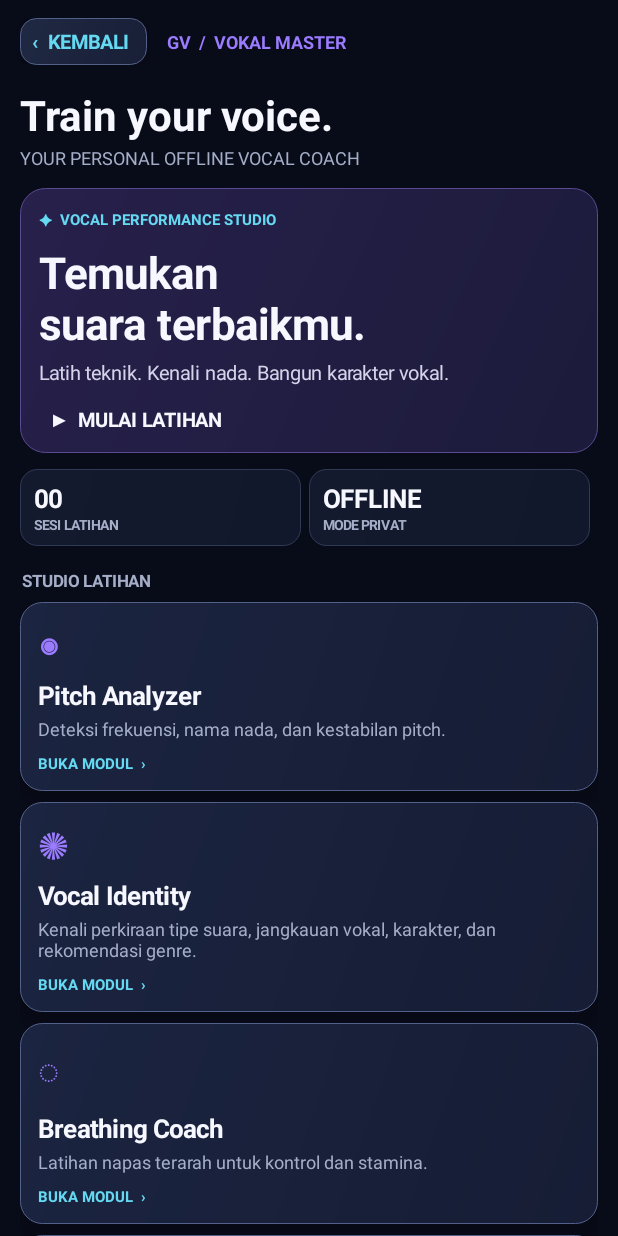
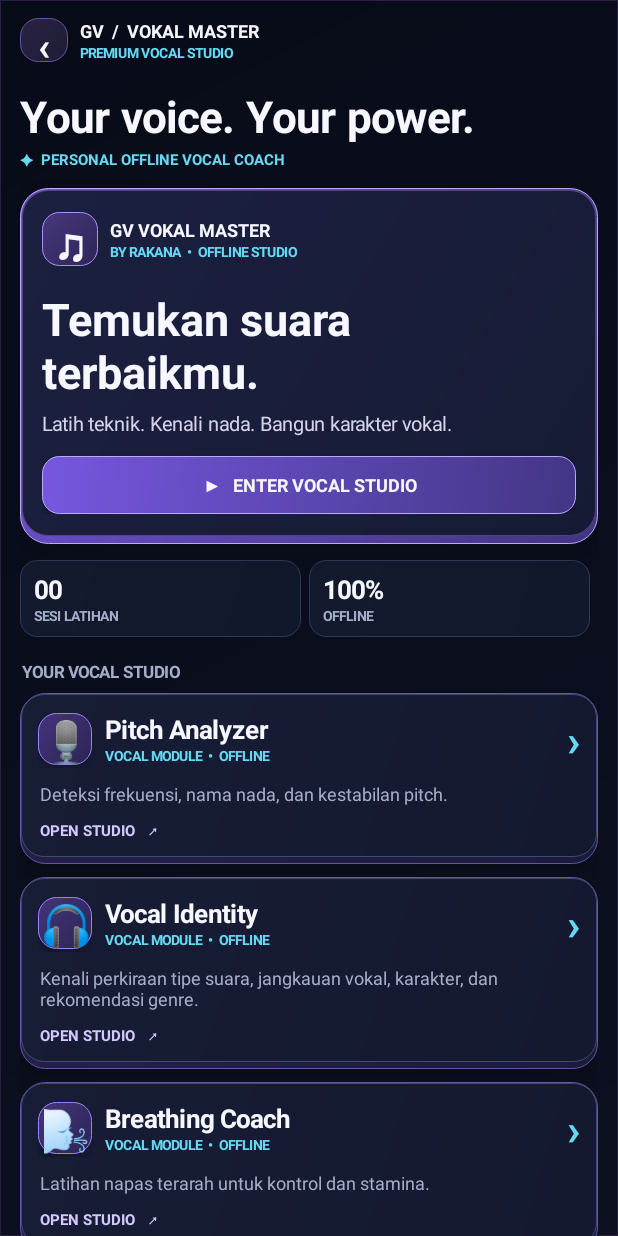
Before and after one commit to akiura1303/vocal-master-offline, an Android app: the screen it shows after launch (MainActivity), on a phone screen of 412 x 824 dp. Run offline under Robolectric (Android 15) with nearby library versions, the phone set to English and light mode, and no system bars.

Commit message:
Redesign all screens with premium layered 3D music studio interface

```diff
--- a/app/src/main/java/id/vocalmaster/offline/MainActivity.java
+++ b/app/src/main/java/id/vocalmaster/offline/MainActivity.java
@@ -31,28 +31,79 @@ public class MainActivity extends Activity {
     private TextView txt(String s,int size,int color,boolean bold){TextView t=new TextView(this);t.setText(s);t.setTextSize(size);t.setTextColor(color);if(bold)t.setTypeface(Typeface.DEFAULT,Typeface.BOLD);return t;}
     private LinearLayout col(){LinearLayout l=new LinearLayout(this);l.setOrientation(1);return l;}
     private void startPage(String title,String eyebrow){
-        stopMic(); onHome=false; backAction=()->home(); page=col();page.setBackgroundColor(bg);ScrollView sc=new ScrollView(this);sc.setFillViewport(true);body=col();body.setPadding(20,18,20,28);sc.addView(body);page.addView(sc);setContentView(page);
-        LinearLayout nav=new LinearLayout(this);nav.setGravity(Gravity.CENTER_VERTICAL);nav.setPadding(0,0,0,12); TextView back=txt("‹  KEMBALI",13,cyan,true);back.setPadding(12,10,18,10);back.setBackground(shape(0xFF202943,16,0xFF53618A));back.setElevation(7);back.setOnClickListener(v->goBack());nav.addView(back);TextView brand=txt("     GV  /  VOKAL MASTER",12,purple,true);nav.addView(brand);body.addView(nav);
-        TextView head=txt(title,28,white,true);head.setPadding(0,9,0,2);body.addView(head);
-        TextView sub=txt(eyebrow,12,muted,false);sub.setPadding(0,0,0,18);body.addView(sub);
+        stopMic(); onHome=false; backAction=()->home();
+        page=col(); page.setBackground(shape(bg,0,0xFF292044));
+        ScrollView sc=new ScrollView(this); sc.setFillViewport(true);
+        body=col(); body.setPadding(20,18,20,30); sc.addView(body); page.addView(sc); setContentView(page);
+        LinearLayout nav=new LinearLayout(this); nav.setGravity(Gravity.CENTER_VERTICAL); nav.setPadding(0,0,0,16);
+        TextView back=txt("‹",26,white,true); back.setGravity(Gravity.CENTER); back.setBackground(shape(0xFF292342,18,0xFF6555A0)); back.setElevation(10);
+        LinearLayout.LayoutParams bp=new LinearLayout.LayoutParams(48,44); bp.rightMargin=12; nav.addView(back,bp); back.setOnClickListener(v->goBack());
+        LinearLayout brandBox=col(); brandBox.addView(txt("GV  /  VOKAL MASTER",12,white,true)); brandBox.addView(txt("PREMIUM VOCAL STUDIO",9,cyan,true)); nav.addView(brandBox);
+        body.addView(nav);
+        TextView head=txt(title,29,white,true); head.setPadding(0,9,0,3); body.addView(head);
+        TextView sub=txt("✦  "+eyebrow,10,cyan,true); sub.setPadding(0,0,0,18); body.addView(sub);
     }
-    private void label(String s){TextView t=txt(s.toUpperCase(Locale.ROOT),11,muted,true);t.setPadding(2,16,2,10);body.addView(t);}
+        private void label(String s){TextView t=txt(s.toUpperCase(Locale.ROOT),11,muted,true);t.setPadding(2,16,2,10);body.addView(t);}
+    private String moduleIcon(String title,String fallback){
+        String t=title.toLowerCase(Locale.ROOT);
+        if(t.contains("pitch")||t.contains("deteksi"))return "🎙";
+        if(t.contains("identity")||t.contains("profile"))return "🎧";
+        if(t.contains("breath"))return "🌬";
+        if(t.contains("warm"))return "✨";
+        if(t.contains("piano")||t.contains("nada"))return "🎹";
+        if(t.contains("range")||t.contains("rentang"))return "🎼";
+        if(t.contains("academy")||t.contains("postur")||t.contains("humming")||t.contains("voice")||t.contains("vibrato")||t.contains("lip"))return "🎵";
+        return "♫";
+    }
     private void card(String icon,String title,String desc,Runnable run){
-        LinearLayout c=col();c.setPadding(18,17,18,17);c.setBackground(shape(0xFF1B2440,22,0xFF53618A));c.setElevation(9f);
-        TextView ic=txt(icon,24,purple,true);c.addView(ic);TextView h=txt(title,17,white,true);h.setPadding(0,9,0,4);c.addView(h);c.addView(txt(desc,12,muted,false)); TextView hint=txt("BUKA MODUL  ›",10,cyan,true);hint.setPadding(0,12,0,0);c.addView(hint);
-        c.setOnClickListener(v->run.run());LinearLayout.LayoutParams p=new LinearLayout.LayoutParams(-1,-2);p.bottomMargin=11;body.addView(c,p);
+        LinearLayout shell=col(); shell.setPadding(1,1,1,7);
+        shell.setBackground(shape(0xFF26204A,25,0xFF6554A8)); shell.setElevation(12f);
+        LinearLayout c=col(); c.setPadding(17,16,17,16); c.setBackground(shape(0xFF171D35,23,0xFF414B73)); shell.addView(c);
+        LinearLayout top=new LinearLayout(this); top.setGravity(Gravity.CENTER_VERTICAL);
+        TextView ic=txt(moduleIcon(title,icon),27,white,true); ic.setGravity(Gravity.CENTER);
+        ic.setBackground(shape(0xFF45347C,18,0xFF9C83FF)); ic.setElevation(8f);
+        LinearLayout.LayoutParams ip=new LinearLayout.LayoutParams(54,52); ip.rightMargin=13; top.addView(ic,ip);
+        LinearLayout titleCol=col(); titleCol.addView(txt(title,17,white,true)); titleCol.addView(txt("VOCAL MODULE  •  OFFLINE",9,cyan,true));
+        top.addView(titleCol,new LinearLayout.LayoutParams(0,-2,1));
+        TextView arrow=txt("›",29,cyan,true); top.addView(arrow); c.addView(top);
+        TextView detail=txt(desc,12,muted,false); detail.setPadding(2,13,2,8); c.addView(detail);
+        TextView hint=txt("OPEN STUDIO   ↗",10,0xFFD4C8FF,true); hint.setPadding(2,5,0,0); c.addView(hint);
+        shell.setOnClickListener(v->{shell.animate().translationY(-3).setDuration(90).withEndAction(()->{shell.animate().translationY(0).setDuration(120);run.run();}).start();});
+        LinearLayout.LayoutParams p=new LinearLayout.LayoutParams(-1,-2); p.bottomMargin=13; body.addView(shell,p);
     }
-    private void action(String s,Runnable r){TextView b=txt(s,14,white,true);b.setGravity(Gravity.CENTER);b.setPadding(15,15,15,15);b.setBackground(shape(0xFF7656D8,18,0xFFC2B2FF));b.setElevation(8f);LinearLayout.LayoutParams p=new LinearLayout.LayoutParams(-1,-2);p.bottomMargin=10;body.addView(b,p);b.setOnClickListener(v->r.run());}
-    private void home(){
-        onHome=true;backAction=null; startPage("Train your voice.","YOUR PERSONAL OFFLINE VOCAL COACH"); onHome=true; backAction=null;
-        LinearLayout hero=col();hero.setPadding(19,20,19,20);hero.setBackground(shape(0xFF27204B,25,0xFF594A91));
-        TextView pill=txt("✦  VOCAL PERFORMANCE STUDIO",10,cyan,true);hero.addView(pill);
-        TextView h=txt("Temukan\nsuara terbaikmu.",29,white,true);h.setPadding(0,13,0,7);hero.addView(h);
+        private void action(String s,Runnable r){
+        String lower=s.toLowerCase(Locale.ROOT); String symbol="✦";
+        if(lower.contains("rekam")||lower.contains("scan")||lower.contains("deteksi")||lower.contains("mic"))symbol="🎙";
+        else if(lower.contains("berhenti"))symbol="⏹";
+        else if(lower.contains("mulai")||lower.contains("latihan"))symbol="▶";
+        else if(lower.contains("kembali"))symbol="⌂";
+        else if(lower.contains("piano"))symbol="🎹";
+        LinearLayout outer=new LinearLayout(this); outer.setGravity(Gravity.CENTER_VERTICAL); outer.setPadding(14,3,17,3);
+        outer.setBackground(shape(0xFF6F4CE0,20,0xFFB8A5FF)); outer.setElevation(13f);
+        TextView ic=txt(symbol,22,white,true); ic.setGravity(Gravity.CENTER); ic.setBackground(shape(0xFF37276F,15,0xFF9B84FF));
+        LinearLayout.LayoutParams ip=new LinearLayout.LayoutParams(46,44); ip.rightMargin=13; outer.addView(ic,ip);
+        TextView label=txt(s,13,white,true); label.setGravity(Gravity.CENTER_VERTICAL); outer.addView(label,new LinearLayout.LayoutParams(0,52,1));
+        TextView arrow=txt("›",25,0xFFE9E2FF,true); outer.addView(arrow);
+        LinearLayout.LayoutParams p=new LinearLayout.LayoutParams(-1,-2); p.bottomMargin=13; body.addView(outer,p);
+        outer.setOnClickListener(v->{outer.animate().translationY(2).setDuration(70).withEndAction(()->{outer.animate().translationY(0).setDuration(100);r.run();}).start();});
+    }
+        private void home(){
+        startPage("Your voice. Your power.","PERSONAL OFFLINE VOCAL COACH"); onHome=true; backAction=null;
+        LinearLayout frame=col(); frame.setPadding(2,2,2,8); frame.setBackground(shape(0xFF7455D8,28,0xFFBCA9FF)); frame.setElevation(16f);
+        LinearLayout hero=col(); hero.setPadding(20,22,20,22); hero.setBackground(shape(0xFF1C2040,26,0xFF51447D)); frame.addView(hero);
+        LinearLayout brandRow=new LinearLayout(this); brandRow.setGravity(Gravity.CENTER_VERTICAL);
+        TextView logo=txt("♫",30,white,true); logo.setGravity(Gravity.CENTER); logo.setBackground(shape(0xFF49377F,17,0xFFAB91FF));
+        LinearLayout.LayoutParams lp=new LinearLayout.LayoutParams(56,54); lp.rightMargin=12; brandRow.addView(logo,lp);
+        LinearLayout brand=col(); brand.addView(txt("GV VOKAL MASTER",12,white,true)); brand.addView(txt("BY RAKANA  •  OFFLINE STUDIO",9,cyan,true)); brandRow.addView(brand); hero.addView(brandRow);
+        TextView h=txt("Temukan suara\nterbaikmu.",30,white,true); h.setPadding(0,22,0,8); hero.addView(h);
         hero.addView(txt("Latih teknik. Kenali nada. Bangun karakter vokal.",13,0xFFD5D2EA,false));
-        TextView start=txt("  ▶  MULAI LATIHAN",13,white,true);start.setPadding(0,20,0,0);hero.addView(start);body.addView(hero);
-        LinearLayout stats=new LinearLayout(this);stats.setPadding(0,16,0,7);
-        stats.addView(stat("0"+sessions,"SESI LATIHAN"));stats.addView(stat("OFFLINE","MODE PRIVAT"));body.addView(stats);
-        label("Studio latihan");
+        TextView start=txt("▶   ENTER VOCAL STUDIO",12,white,true); start.setGravity(Gravity.CENTER); start.setPadding(12,16,12,16);
+        start.setBackground(shape(0xFF7657DF,17,0xFFBCA9FF)); start.setElevation(9f);
+        LinearLayout.LayoutParams sp=new LinearLayout.LayoutParams(-1,-2); sp.topMargin=19; hero.addView(start,sp); start.setOnClickListener(v->{body.smoothScrollTo(0,hero.getBottom());});
+        body.addView(frame);
+        LinearLayout stats=new LinearLayout(this); stats.setPadding(0,16,0,7);
+        stats.addView(stat("0"+sessions,"SESI LATIHAN")); stats.addView(stat("100%","OFFLINE")); body.addView(stats);
+        label("Your vocal studio");
         card("◉","Pitch Analyzer","Deteksi frekuensi, nama nada, dan kestabilan pitch.",this::tuner);
         card("✺","Vocal Identity","Kenali perkiraan tipe suara, jangkauan vokal, karakter, dan rekomendasi genre.",this::identity);
         card("◌","Breathing Coach","Latihan napas terarah untuk kontrol dan stamina.",()->exercise("Breathing Coach","Tarik napas lembut 4 hitungan. Tahan 2 hitungan, lalu hembuskan 6 hitungan.",4,2,6));
@@ -60,10 +111,10 @@ public class MainActivity extends Activity {
         card("♫","Virtual Piano","Nada referensi untuk membantu latihan intonasi.",this::piano);
         card("⌁","Vocal Range Test","Eksplorasi nada rendah dan tinggi yang nyaman.",this::range);
         card("▤","Vocal Academy","Materi teknik vokal dari dasar hingga lanjutan.",this::lessons);
-        label("Informasi");
-        TextView credit=txt("GV Vokal Master  •  By Rakana\nDibuat untuk latihan vokal offline. Audio diproses langsung di perangkat.",11,muted,false);credit.setGravity(Gravity.CENTER);credit.setPadding(8,14,8,10);body.addView(credit);
+        label("About this studio");
+        TextView credit=txt("GV Vokal Master  •  By Rakana\nDesigned for focused offline vocal practice.",11,muted,false); credit.setGravity(Gravity.CENTER); credit.setPadding(8,14,8,10); body.addView(credit);
     }
-    private View stat(String value,String caption){LinearLayout box=col();box.setPadding(14,12,14,12);box.setBackground(shape(panel,17,0xFF303956));TextView v=txt(value,17,white,true);box.addView(v);box.addView(txt(caption,9,muted,true));LinearLayout.LayoutParams p=new LinearLayout.LayoutParams(0,-2,1);p.setMargins(0,0,8,0);box.setLayoutParams(p);return box;}
+        private View stat(String value,String caption){LinearLayout box=col();box.setPadding(14,12,14,12);box.setBackground(shape(panel,17,0xFF303956));TextView v=txt(value,17,white,true);box.addView(v);box.addView(txt(caption,9,muted,true));LinearLayout.LayoutParams p=new LinearLayout.LayoutParams(0,-2,1);p.setMargins(0,0,8,0);box.setLayoutParams(p);return box;}
     private void identity(){
         startPage("Vocal Identity","DISCOVER YOUR VOICE PROFILE");
         LinearLayout hero=col();hero.setPadding(17,18,17,18);hero.setBackground(shape(0xFF27204B,22,0xFF594A91));
```
